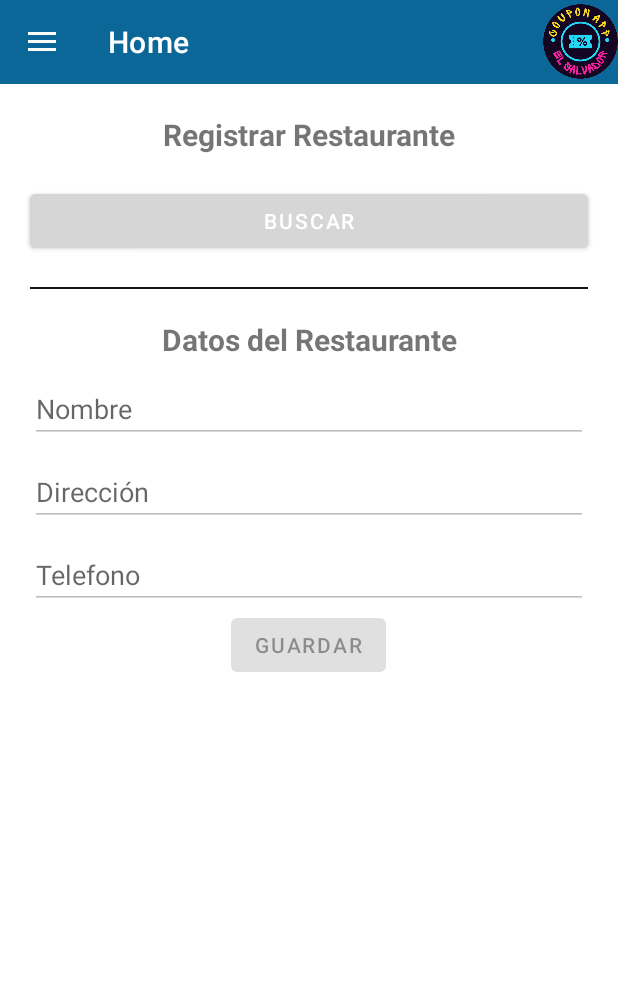
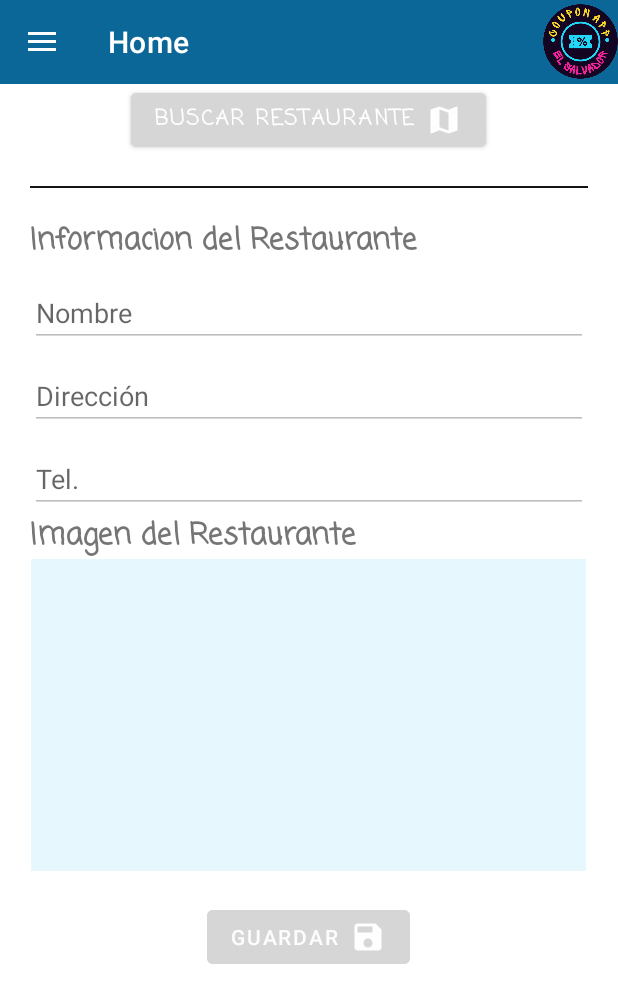
Before and after one commit to MisaelGG11/G10Proyecto02, an Android app: the fragment GestionarRestauranteFragment placed in its activity, after a tap on "AGREGAR", on a phone screen of 412 x 824 dp. Shown: the top 1003 px of the screen. Run offline under Robolectric (Android 15) with nearby library versions, the light colour scheme and no system bars; our stand-ins replace Picasso, Volley; libraries missing offline, so code that uses them is left out: javax.mail, javax.mail.internet; pictures from the network do not load; 3 statements that could not run were skipped.

Commit message:
creacion crud restaurante

```diff
--- /dev/null
+++ b/app/src/main/res/drawable/baseline_map_24.xml
@@ -0,0 +1,5 @@
+<vector android:height="24dp" android:tint="#FFFEFE"
+    android:viewportHeight="24" android:viewportWidth="24"
+    android:width="24dp" xmlns:android="http://schemas.android.com/apk/res/android">
+    <path android:fillColor="@android:color/white" android:pathData="M20.5,3l-0.16,0.03L15,5.1 9,3 3.36,4.9c-0.21,0.07 -0.36,0.25 -0.36,0.48V20.5c0,0.28 0.22,0.5 0.5,0.5l0.16,-0.03L9,18.9l6,2.1 5.64,-1.9c0.21,-0.07 0.36,-0.25 0.36,-0.48V3.5c0,-0.28 -0.22,-0.5 -0.5,-0.5zM15,19l-6,-2.11V5l6,2.11V19z"/>
+</vector>
--- /dev/null
+++ b/app/src/main/res/drawable/baseline_save_24.xml
@@ -0,0 +1,5 @@
+<vector android:height="24dp" android:tint="#FFFEFE"
+    android:viewportHeight="24" android:viewportWidth="24"
+    android:width="24dp" xmlns:android="http://schemas.android.com/apk/res/android">
+    <path android:fillColor="@android:color/white" android:pathData="M17,3L5,3c-1.11,0 -2,0.9 -2,2v14c0,1.1 0.89,2 2,2h14c1.1,0 2,-0.9 2,-2L21,7l-4,-4zM12,19c-1.66,0 -3,-1.34 -3,-3s1.34,-3 3,-3 3,1.34 3,3 -1.34,3 -3,3zM15,9L5,9L5,5h10v4z"/>
+</vector>
--- a/app/src/main/res/layout/fragment_home.xml
+++ b/app/src/main/res/layout/fragment_home.xml
@@ -30,19 +30,20 @@
             android:textStyle="bold"
             android:layout_below="@+id/text_bienvenida"
             android:layout_marginTop="30dp"/>
+
         <androidx.cardview.widget.CardView
             android:id="@+id/card_view"
-            android:layout_width="300dp"
-            android:layout_height="200dp"
-            card_view:cardCornerRadius="4dp"
+            android:layout_width="355dp"
+            android:layout_height="315dp"
             android:layout_below="@+id/text_usuario"
             android:layout_centerInParent="true"
             android:layout_marginTop="40dp"
-            android:backgroundTint="#eeeeee">
+            android:backgroundTint="#eeeeee"
+            card_view:cardCornerRadius="4dp">
 
             <RelativeLayout
-                android:layout_width="wrap_content"
-                android:layout_height="wrap_content"
+                android:layout_width="match_parent"
+                android:layout_height="286dp"
                 android:background="@color/teal_200">
 
                 <ImageView
@@ -58,7 +59,7 @@
                 <TextView
                     android:id="@+id/info_text"
                     android:layout_width="match_parent"
-                    android:layout_height="match_parent"
+                    android:layout_height="127dp"
                     android:layout_below="@+id/img_bienvenida"
                     android:layout_marginTop="0dp"
                     android:backgroundTint="@color/places_autocomplete_progress_tint"
--- a/app/src/main/res/layout/fragment_restaurante_dialog.xml
+++ b/app/src/main/res/layout/fragment_restaurante_dialog.xml
@@ -7,35 +7,18 @@
     android:orientation="vertical"
     android:gravity="center_horizontal"
     tools:context=".vistas.RestauranteFragment">
-<!--    <ScrollView-->
-<!--        android:layout_width="match_parent"-->
-<!--        android:layout_height="match_parent">-->
-
-<!--        <LinearLayout-->
-<!--            android:layout_width="match_parent"-->
-<!--            android:layout_height="match_parent"-->
-<!--            android:gravity="center"-->
-<!--            android:orientation="vertical">-->
-
-            <TextView
-                android:id="@+id/textView"
-                android:layout_width="match_parent"
-                android:layout_height="wrap_content"
-                android:layout_margin="20dp"
-                android:textSize="20dp"
-                android:textStyle="bold"
-                android:textAlignment="center"
-                android:gravity="center"
-                android:text="@string/lbl_registrar_negocio" />
 
     <Button
         android:id="@+id/btn_buscar_direccion"
-                android:layout_width="match_parent"
+        android:layout_width="wrap_content"
         android:layout_height="wrap_content"
+        android:layout_marginLeft="20dp"
         android:layout_marginRight="20dp"
-                android:layout_marginLeft="20dp"
-                android:backgroundTint="@color/quantum_googgreen"
-                android:text="@string/btn_buscar_negocio" />
+        android:backgroundTint="@color/quantum_lightblueA200"
+        android:drawableRight="@drawable/baseline_map_24"
+        android:fontFamily="casual"
+        android:text="@string/btn_buscar_negocio"
+        android:textStyle="bold" />
 
     <View
                 android:layout_width="match_parent"
@@ -47,13 +30,12 @@
         android:id="@+id/textView2"
         android:layout_width="match_parent"
         android:layout_height="wrap_content"
+        android:layout_marginLeft="20dp"
         android:layout_marginRight="20dp"
-                android:layout_marginLeft="20dp"
-                android:textSize="20dp"
-                android:textStyle="bold"
-                android:textAlignment="center"
-                android:gravity="center"
-                android:text="@string/lbl_datos_restaurante" />
+        android:fontFamily="casual"
+        android:text="@string/lbl_datos_restaurante"
+        android:textSize="20sp"
+        android:textStyle="bold" />
 
     <EditText
                 android:id="@+id/edit_nombre_negocio"
@@ -95,17 +77,33 @@
                 android:text="" />
 
 
+    <TextView
+        android:id="@+id/textView"
+        android:layout_width="match_parent"
+        android:layout_height="wrap_content"
+        android:layout_marginLeft="20dp"
+        android:layout_marginRight="20dp"
+        android:fontFamily="casual"
+        android:text="@string/lbl_datos_restaurante2"
+        android:textSize="20sp"
+        android:textStyle="bold" />
+
     <ImageView
         android:id="@+id/imageView_negocio"
-                android:layout_width="match_parent"
-                android:layout_height="wrap_content"
+        android:layout_width="370dp"
+        android:layout_height="208dp"
 
-                />
+        android:background="#224FC3F7" />
+
     <Button
-                android:enabled="false"
         android:id="@+id/guardar_restaurante"
         android:layout_width="wrap_content"
         android:layout_height="wrap_content"
-                android:text="@string/guardar"/>
+        android:layout_marginTop="20dp"
+        android:backgroundTint="@color/quantum_cyan900"
+        android:drawableRight="@drawable/baseline_save_24"
+        android:enabled="false"
+        android:text="@string/guardar"
+        android:textColor="#FDFDFD" />
 
 </LinearLayout>
--- a/app/src/main/res/layout/item_restaurante.xml
+++ b/app/src/main/res/layout/item_restaurante.xml
@@ -11,11 +11,13 @@
         android:visibility="gone"
         android:layout_width="match_parent"
         android:layout_height="wrap_content"/>
+
     <TextView
         android:id="@+id/nombre"
-        android:textSize="25dp"
         android:layout_width="match_parent"
-        android:layout_height="wrap_content"/>
+        android:layout_height="wrap_content"
+        android:textColor="@color/black"
+        android:textSize="25dp" />
         <TextView
             android:id="@+id/direccion"
             android:layout_width="match_parent"
@@ -27,9 +29,11 @@
         android:gravity="start">
 
         <TextView
+            android:layout_width="wrap_content"
+            android:layout_height="wrap_content"
             android:text="@string/title_telefono"
-            android:layout_width="wrap_content"
-            android:layout_height="wrap_content"/>
+            android:textColor="@color/black"
+            android:textStyle="bold" />
         <View
             android:layout_width="25dp"
             android:layout_height="1dp" />
--- a/app/src/main/res/menu/nav_menu.xml
+++ b/app/src/main/res/menu/nav_menu.xml
@@ -3,11 +3,21 @@
 
 
     <group android:checkableBehavior="single">
+
         <item
             android:id="@+id/nav_home"
             android:checked="true"
             android:icon="@drawable/ic_baseline_home"
             android:title="Inicio" />
+
+        <item
+            android:id="@+id/nav_restaurante"
+            android:icon="@drawable/ic_baseline_fastfood_24"
+            android:title="Restaurantes" />
+        <item
+            android:id="@+id/nav_perfil"
+            android:icon="@drawable/ic_baseline_person_24"
+            android:title="Perfil" />
 
         <item
             android:id="@+id/nav_gestion_cupon"
@@ -30,14 +40,6 @@
             android:id="@+id/nav_mis_cupones"
             android:icon="@drawable/ic_restaurant_menu_foreground"
             android:title="Mis cupones" />
-        <item
-            android:id="@+id/nav_restaurante"
-            android:icon="@drawable/ic_baseline_fastfood_24"
-            android:title="Restaurantes" />
-        <item
-            android:id="@+id/nav_perfil"
-            android:icon="@drawable/ic_baseline_person_24"
-            android:title="Perfil" />
 
     </group>
 
--- a/app/src/main/res/values/strings.xml
+++ b/app/src/main/res/values/strings.xml
@@ -23,13 +23,13 @@
         <item>Eliminar</item>
     </string-array>
     <string-array name="restaurante_array">
-        <item>Editar</item>
-        <item>Ubicar</item>
+        <item>Editar Restaurante</item>
+        <item>Ubicacion geografica</item>
         <!--        <item>Eliminar</item>-->
     </string-array>
     <string name="dialog_crear">Nuevo</string>
     <string name="guardar_usuario_configuracion">Guardar</string>
-    <string name="guardado">Guardado!</string>
+    <string name="guardado">Se Guardo existosamente</string>
     <string name="dialog_editar">Editar</string>
     <string name="eliminado">Eliminado!</string>
     <string name="no_eliminado">No se puede eliminar</string>
@@ -47,19 +47,20 @@
     <string name="title_perfil_de_usuario_nombre">Nombre</string>
     <string name="title_perfil_de_usuario_apellidos">Apellidos</string>
     <string name="contrasena_no_coincide">Contraseñas no coinciden</string>
-    <string name="invalido_username">Datos no validos</string>
+    <string name="invalido_username">Datos invalidos</string>
     <string name="title_pefil_de_usuario">Perfil de Usuario</string>
-    <string name="title_telefono">Telefono</string>
+    <string name="title_telefono">Tel.</string>
 
-    <string name="lbl_datos_restaurante">Datos del Restaurante</string>
+    <string name="lbl_datos_restaurante">Informacion del Restaurante</string>
+    <string name="lbl_datos_restaurante2">Imagen del Restaurante</string>
     <string name="lbl_registrar_negocio">Registrar Restaurante</string>
-    <string name="btn_buscar_negocio">Buscar</string>
+    <string name="btn_buscar_negocio">Buscar restaurante</string>
     <string name="hint_nombre_negocio">Nombre</string>
     <string name="hint_dirección_negocio">Dirección</string>
     <string name="hint_latitud">Latitud</string>
     <string name="hint_longitud">Longitud</string>
     <string name="hint_id_map">ID Google Maps</string>
-    <string name="hint_telefono_negocio">Telefono</string>
+    <string name="hint_telefono_negocio">Tel.</string>
     <string name="guardar">Guardar</string>
     <string name="buscar">Buscar</string>
 </resources>
```
Lines whose indentation alone changed are shown as unchanged.
